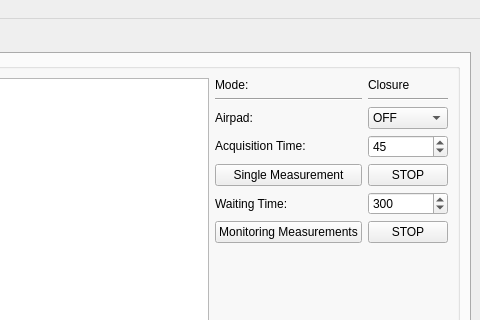
The window that ADEPO/client/client.ui (CERN/atlas-adepo) describes before a commit, drawn with Qt 5; both pictures show x 829 to 1309 and y 0 to 320 of the 1309 by 747 pixel window.
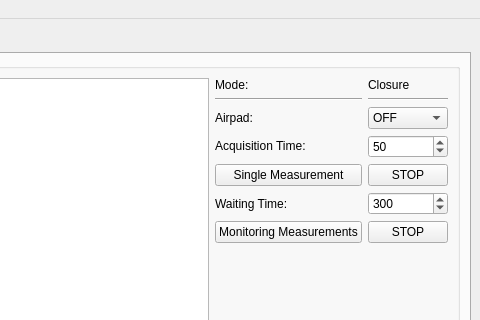
The same window after the commit. Icons and pictures are not drawn.

```diff
--- a/ADEPO/client/client.ui
+++ b/ADEPO/client/client.ui
@@ -190,13 +190,13 @@
                     <bool>true</bool>
                    </property>
                    <property name="minimum">
-                    <number>10</number>
+                    <number>20</number>
                    </property>
                    <property name="maximum">
                     <number>300</number>
                    </property>
                    <property name="value">
-                    <number>45</number>
+                    <number>50</number>
                    </property>
                   </widget>
                  </item>
```
Left out of the diff: 7 changed lines with no effect on the pictures.
